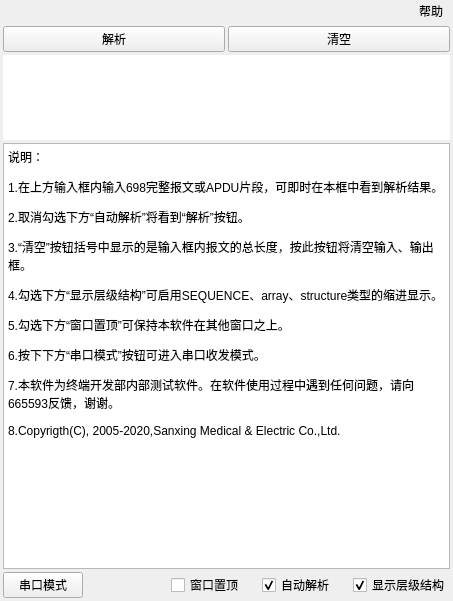
KayFelicities/698trans, file UI/trans_window.ui: the form before one commit.
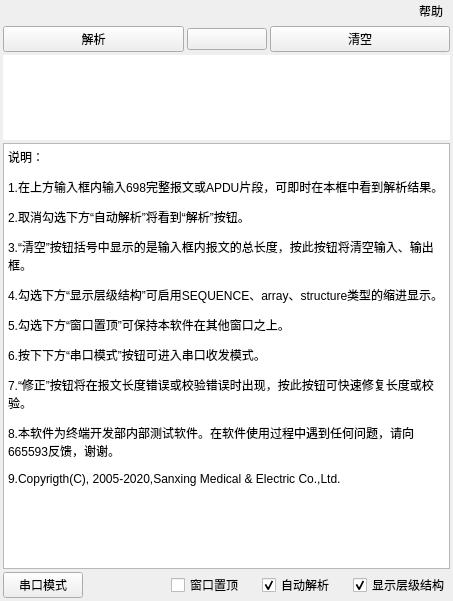
The form after the commit. Icons and pictures are not drawn.

The edit to the form file:
```diff
--- a/UI/trans_window.ui
+++ b/UI/trans_window.ui
@@ -65,6 +65,13 @@
           </property>
          </widget>
         </item>
+        <item>
+         <widget class="QPushButton" name="quick_fix_button">
+          <property name="text">
+           <string> </string>
+          </property>
+         </widget>
+        </item>
         <item>
          <widget class="QPushButton" name="clear_button">
           <property name="sizePolicy">
@@ -185,8 +192,9 @@
 &lt;p style=&quot; margin-top:12px; margin-bottom:12px; margin-left:0px; margin-right:0px; -qt-block-indent:0; text-indent:0px;&quot;&gt;4.勾选下方“显示层级结构”可启用SEQUENCE、array、structure类型的缩进显示。&lt;/p&gt;
 &lt;p style=&quot; margin-top:12px; margin-bottom:12px; margin-left:0px; margin-right:0px; -qt-block-indent:0; text-indent:0px;&quot;&gt;5.勾选下方“窗口置顶”可保持本软件在其他窗口之上。&lt;/p&gt;
 &lt;p style=&quot; margin-top:12px; margin-bottom:12px; margin-left:0px; margin-right:0px; -qt-block-indent:0; text-indent:0px;&quot;&gt;6.按下下方“串口模式”按钮可进入串口收发模式。&lt;/p&gt;
-&lt;p style=&quot; margin-top:12px; margin-bottom:12px; margin-left:0px; margin-right:0px; -qt-block-indent:0; text-indent:0px;&quot;&gt;7.本软件为终端开发部内部测试软件。在软件使用过程中遇到任何问题，请向665593反馈，谢谢。&lt;/p&gt;
-&lt;p style=&quot; margin-top:12px; margin-bottom:12px; margin-left:0px; margin-right:0px; -qt-block-indent:0; text-indent:0px;&quot;&gt;8.Copyrigth(C), 2005-2020,Sanxing Medical &amp;amp; Electric Co.,Ltd.&lt;/p&gt;&lt;/body&gt;&lt;/html&gt;</string>
+&lt;p style=&quot; margin-top:12px; margin-bottom:12px; margin-left:0px; margin-right:0px; -qt-block-indent:0; text-indent:0px;&quot;&gt;7.“修正”按钮将在报文长度错误或校验错误时出现，按此按钮可快速修复长度或校验。&lt;/p&gt;
+&lt;p style=&quot; margin-top:12px; margin-bottom:12px; margin-left:0px; margin-right:0px; -qt-block-indent:0; text-indent:0px;&quot;&gt;8.本软件为终端开发部内部测试软件。在软件使用过程中遇到任何问题，请向665593反馈，谢谢。&lt;/p&gt;
+&lt;p style=&quot; margin-top:12px; margin-bottom:12px; margin-left:0px; margin-right:0px; -qt-block-indent:0; text-indent:0px;&quot;&gt;9.Copyrigth(C), 2005-2020,Sanxing Medical &amp;amp; Electric Co.,Ltd.&lt;/p&gt;&lt;/body&gt;&lt;/html&gt;</string>
           </property>
          </widget>
         </item>
```
